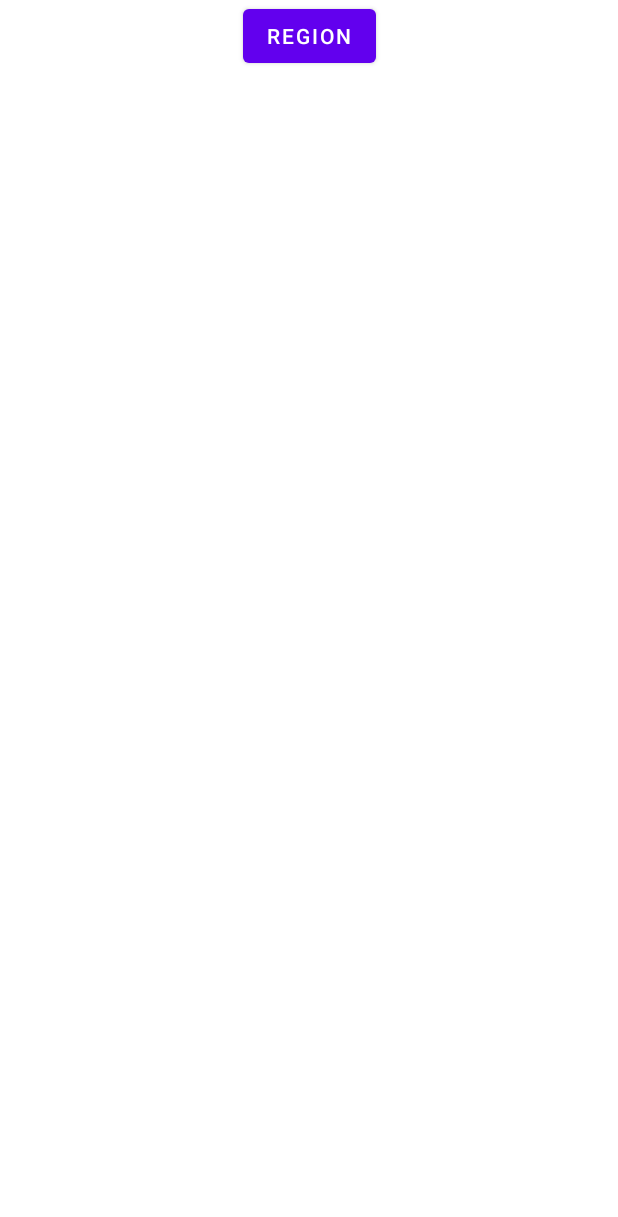
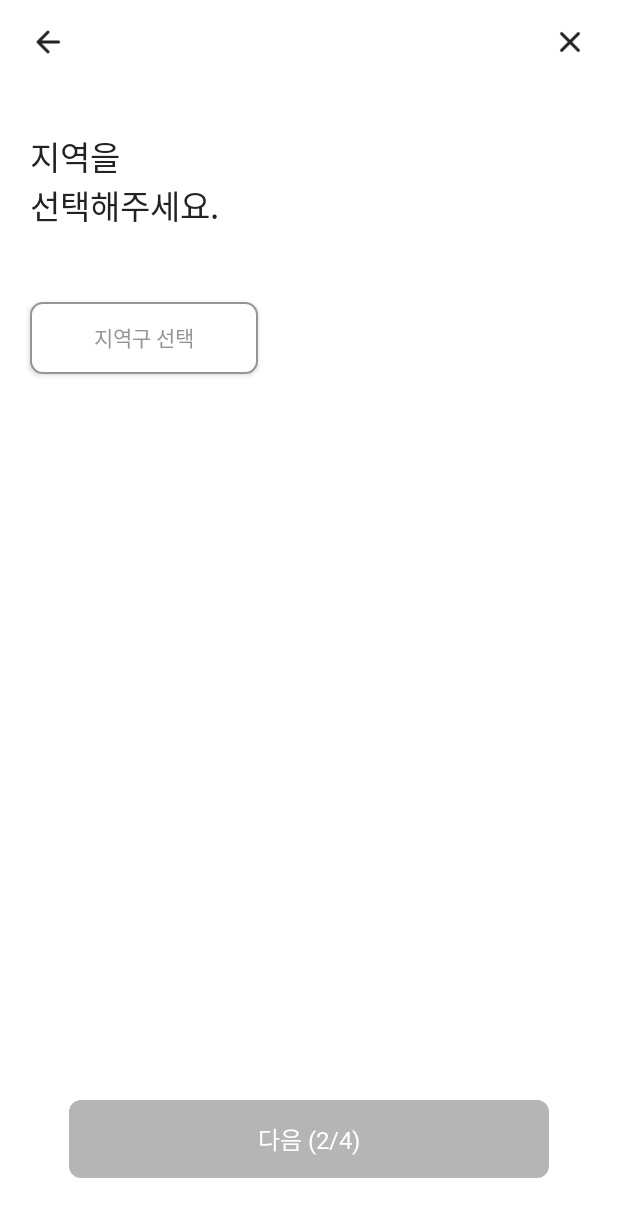
Before and after one commit to wupitch/wupitch-AOS, an Android app: the RegionFragment screen opened through its navigation route, on a phone screen of 412 x 824 dp. Shown: the top 1217 px of the screen. Run offline under Robolectric (Android 15) with nearby library versions, the phone set to English and light mode, and no system bars; our stand-ins replace data binding; 7 statements that could not run were skipped.

Commit message:
지역 fragment && 바텀시트 화면 구현

```diff
--- a/app/src/main/java/wupitch/android/presentation/signup/RegionFragment.kt
+++ b/app/src/main/java/wupitch/android/presentation/signup/RegionFragment.kt
@@ -2,6 +2,7 @@ package wupitch.android.presentation.signup
 
 import android.os.Bundle
 import android.view.View
+import androidx.navigation.Navigation
 import wupitch.android.R
 import wupitch.android.common.BaseFragment
 import wupitch.android.databinding.FragmentRegionBinding
@@ -10,8 +11,21 @@ import wupitch.android.databinding.FragmentServiceAgreementBinding
 class RegionFragment
     : BaseFragment<FragmentRegionBinding>(FragmentRegionBinding::bind, R.layout.fragment_region) {
 
+    private lateinit var regionBottomSheetFragment: RegionBottomSheetFragment
+
     override fun onViewCreated(view: View, savedInstanceState: Bundle?) {
         super.onViewCreated(view, savedInstanceState)
 
+        binding.fragment = this
+    }
+
+    fun showRegionBottomSheet() {
+        regionBottomSheetFragment = RegionBottomSheetFragment()
+        regionBottomSheetFragment.show(childFragmentManager, "region_bottom_sheet")
+    }
+
+    fun checkForNavigationToSport(view: View) {
+        if (view.isActivated) Navigation.findNavController(view)
+            .navigate(R.id.action_regionFragment_to_sportFragment)
     }
 }
--- /dev/null
+++ b/app/src/main/res/drawable/button_region_active.xml
@@ -0,0 +1,9 @@
+<?xml version="1.0" encoding="utf-8"?>
+<shape xmlns:android="http://schemas.android.com/apk/res/android"
+    android:shape="rectangle">
+
+    <solid android:color="@color/white"/>
+    <corners android:radius="8dp"/>
+    <stroke android:color="@color/main_orange" android:width="1dp"/>
+
+</shape>
--- /dev/null
+++ b/app/src/main/res/drawable/button_region_inactive.xml
@@ -0,0 +1,9 @@
+<?xml version="1.0" encoding="utf-8"?>
+<shape xmlns:android="http://schemas.android.com/apk/res/android"
+    android:shape="rectangle">
+
+    <solid android:color="@color/white"/>
+    <corners android:radius="8dp"/>
+    <stroke android:color="@color/gray_onboarding_subtitle" android:width="1dp"/>
+
+</shape>
--- /dev/null
+++ b/app/src/main/res/drawable/selector_button_color_region.xml
@@ -0,0 +1,5 @@
+<?xml version="1.0" encoding="utf-8"?>
+<selector xmlns:android="http://schemas.android.com/apk/res/android">
+    <item android:state_activated="true" android:color="@color/main_orange"/>
+    <item android:state_activated="false" android:color="@color/gray_onboarding_subtitle"/>
+</selector>
--- /dev/null
+++ b/app/src/main/res/drawable/selector_button_region.xml
@@ -0,0 +1,5 @@
+<?xml version="1.0" encoding="utf-8"?>
+<selector xmlns:android="http://schemas.android.com/apk/res/android">
+    <item android:state_activated="true" android:drawable="@drawable/button_region_active"/>
+    <item android:state_activated="false" android:drawable="@drawable/button_region_inactive"/>
+</selector>
--- /dev/null
+++ b/app/src/main/res/drawable/selector_region_bottom_sheet_btn.xml
@@ -0,0 +1,5 @@
+<?xml version="1.0" encoding="utf-8"?>
+<selector xmlns:android="http://schemas.android.com/apk/res/android">
+    <item android:state_activated="true" android:drawable="@drawable/button_region_botton_sheet_active"/>
+    <item android:state_activated="false" android:drawable="@drawable/button_signup_inactive"/>
+</selector>
--- a/app/src/main/res/layout/fragment_region.xml
+++ b/app/src/main/res/layout/fragment_region.xml
@@ -1,17 +1,77 @@
 <?xml version="1.0" encoding="utf-8"?>
-<androidx.constraintlayout.widget.ConstraintLayout xmlns:android="http://schemas.android.com/apk/res/android"
+<layout
+    xmlns:android="http://schemas.android.com/apk/res/android"
     xmlns:app="http://schemas.android.com/apk/res-auto"
-    xmlns:tools="http://schemas.android.com/tools"
+    xmlns:tools="http://schemas.android.com/tools">
+
+    <data>
+        <variable
+            name="fragment"
+            type="wupitch.android.presentation.signup.RegionFragment" />
+    </data>
+
+<androidx.constraintlayout.widget.ConstraintLayout
     android:layout_width="match_parent"
     android:layout_height="match_parent">
 
-    <Button
-        android:id="@+id/button3"
+    <wupitch.android.common.CustomToolbar
+        android:id="@+id/toolbar_region"
+        android:layout_width="match_parent"
+        android:layout_height="wrap_content"
+        app:contentInsetStart="0dp"
+        app:layout_constraintTop_toTopOf="parent"
+        app:leftIcon="@drawable/left"
+        app:rightIcon="@drawable/close"
+        />
+
+    <TextView
+        android:id="@+id/tv_select_region"
         android:layout_width="wrap_content"
         android:layout_height="wrap_content"
-        android:text="region"
+        android:text="@string/select_region"
+        android:textColor="@color/black_onboarding_title"
+        android:fontFamily="@font/noto_sans_kr_bold"
+        android:textSize="22sp"
+        android:includeFontPadding="false"
+        app:layout_constraintTop_toBottomOf="@id/toolbar_region"
+        app:layout_constraintStart_toStartOf="parent"
+        android:layout_marginTop="32dp"
+        android:layout_marginStart="20dp"/>
+
+    <androidx.appcompat.widget.AppCompatButton
+        android:layout_width="152dp"
+        android:layout_height="48dp"
+        app:layout_constraintTop_toBottomOf="@id/tv_select_region"
+        app:layout_constraintStart_toStartOf="parent"
+        android:layout_marginStart="20dp"
+        android:layout_marginTop="48dp"
+        android:text="@string/select_region_btn"
+        android:textColor="@drawable/selector_button_color_region"
+        android:fontFamily="@font/noto_sans_kr_bold"
+        android:includeFontPadding="false"
+        android:textSize="14sp"
+        android:background="@drawable/selector_button_region"
+        android:onClick="@{() ->fragment.showRegionBottomSheet()}"/>
+
+
+    <TextView
+        android:id="@+id/btn_next"
+        android:layout_width="320dp"
+        android:layout_height="52dp"
+        android:text="@string/next_two_over_four"
+        android:gravity="center"
+        android:textColor="@color/white"
+        android:fontFamily="@font/noto_sans_kr_bold"
+        android:textSize="16sp"
+        android:background="@drawable/selector_button_signup"
+        app:layout_constraintBottom_toBottomOf="parent"
+        app:layout_constraintStart_toStartOf="parent"
         app:layout_constraintEnd_toEndOf="parent"
-        app:layout_constraintStart_toStartOf="parent"
-        app:layout_constraintTop_toTopOf="parent" />
+        app:layout_constraintTop_toTopOf="parent"
+        app:layout_constraintVertical_bias="0.95"
+        android:onClick="@{(view)->fragment.checkForNavigationToSport(view)}"/>
+
+
 
 </androidx.constraintlayout.widget.ConstraintLayout>
+</layout>
--- a/app/src/main/res/values/strings.xml
+++ b/app/src/main/res/values/strings.xml
@@ -36,4 +36,8 @@
     <string name="next_two_over_four">다음 (2/4)</string>
     <string name="next_three_over_four">다음 (3/4)</string>
     <string name="start">시작하기</string>
+    <string name="select_region">지역을\n선택해주세요.</string>
+    <string name="select_region_btn">지역구 선택</string>
+    <string name="select_region_bottom_sheet">지역을 선택해주세요.</string>
+    <string name="select">선택하기</string>
 </resources>
```
Also changed, not shown: app/src/main/java/wupitch/android/presentation/signup/RegionBottomSheetFragment.kt (added, +58 -0 lines), app/src/main/res/drawable/background_region_bottom_sheet.xml (added, +7 -0 lines), app/src/main/res/drawable/button_region_botton_sheet_active.xml (added, +8 -0 lines), app/src/main/res/layout/fragment_region_bottom_sheet.xml (added, +61 -0 lines), app/src/main/res/values/themes.xml (+16 -0 lines).
